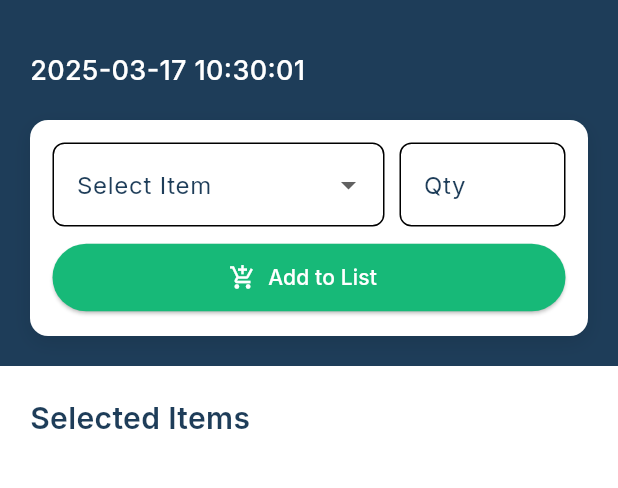
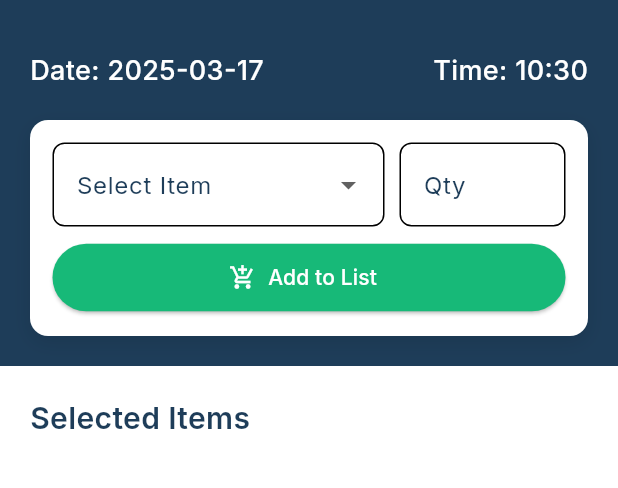
Before and after one commit to Mohammedsafil/BillBro, a Flutter app: the HomePage screen opened directly, on a phone screen of 412 x 824 dp, the part 63-551 px from its top. Run offline on Flutter 3.47's test engine with Material 3 defaults, Android fonts, the phone set to English and light mode, and no system bars; our stand-ins replace google_fonts, pin_code_fields.

```diff
--- a/lib/screens/home_screen.dart
+++ b/lib/screens/home_screen.dart
@@ -13,10 +13,10 @@ class HomePage extends StatefulWidget {
 class _HomePageState extends State<HomePage> {
   late Timer _timer;
   DateTime _currentTime = DateTime.now();
-  // print( _currentTime.toString().substring(0, 19));
   Item? _selectedItem;
   final TextEditingController _quantityController = TextEditingController();
   final List<SelectedItem> _selectedItems = [];
+  final ScrollController _scrollController = ScrollController();
 
   @override
   void initState() {
@@ -32,14 +32,15 @@ class _HomePageState extends State<HomePage> {
   void dispose() {
     _timer.cancel();
     _quantityController.dispose();
+    _scrollController.dispose();
     super.dispose();
   }
 
   void _addItemToList() {
     if (_selectedItem == null) {
-      ScaffoldMessenger.of(context).showSnackBar(
-        const SnackBar(content: Text('Please select an item')),
-      );
+      ScaffoldMessenger.of(
+        context,
+      ).showSnackBar(const SnackBar(content: Text('Please select an item')));
       return;
     }
 
@@ -62,7 +63,19 @@ class _HomePageState extends State<HomePage> {
       _selectedItem = null;
       _quantityController.clear();
     });
+
+    // Scroll to bottom when new item is added
+    Future.delayed(const Duration(milliseconds: 100), () {
+      _scrollController.animateTo(
+        _scrollController.position.maxScrollExtent,
+        duration: const Duration(milliseconds: 300),
+        curve: Curves.easeOut,
+      );
+    });
   }
+
+  double get _totalAmount =>
+      _selectedItems.fold<double>(0, (sum, item) => sum + item.total);
 
   @override
   Widget build(BuildContext context) {
@@ -74,15 +87,10 @@ class _HomePageState extends State<HomePage> {
           style: GoogleFonts.inter(fontWeight: FontWeight.w600),
         ),
         actions: [
-          IconButton(
-            icon: const Icon(Icons.person_outline),
-            onPressed: () {},
-          ),
+          IconButton(icon: const Icon(Icons.person_outline), onPressed: () {}),
         ],
       ),
-      body: SingleChildScrollView(
-        child: Column(
-          crossAxisAlignment: CrossAxisAlignment.start,
+      body: Column(
         children: [
           Container(
             padding: const EdgeInsets.all(20),
@@ -96,7 +104,16 @@ class _HomePageState extends State<HomePage> {
                   mainAxisAlignment: MainAxisAlignment.spaceBetween,
                   children: [
                     Text(
-                        _currentTime.toString().substring(0, 19),
+                      "Date: "+_currentTime.toString().substring(0, 11),
+                      style: GoogleFonts.inter(
+                        fontSize: 18,
+                        fontWeight: FontWeight.w500,
+                        color: Colors.white,
+                      ),
+                    ),
+
+                    Text(
+                      "Time: "+_currentTime.toString().substring(11, 16),
                       style: GoogleFonts.inter(
                         fontSize: 18,
                         fontWeight: FontWeight.w500,
@@ -133,7 +150,8 @@ class _HomePageState extends State<HomePage> {
                                   borderRadius: BorderRadius.circular(8),
                                 ),
                               ),
-                                items: dummyItems.map((Item item) {
+                              items:
+                                  dummyItems.map((Item item) {
                                     return DropdownMenuItem<Item>(
                                       value: item,
                                       child: Text(
@@ -168,12 +186,10 @@ class _HomePageState extends State<HomePage> {
                       ElevatedButton.icon(
                         onPressed: _addItemToList,
                         icon: const Icon(Icons.add_shopping_cart),
-                          label: Text(
-                            'Add to List',
-                            style: GoogleFonts.inter(),
-                          ),
+                        label: Text('Add to List', style: GoogleFonts.inter()),
                         style: ElevatedButton.styleFrom(
-                            backgroundColor: Theme.of(context).colorScheme.secondary,
+                          backgroundColor:
+                              Theme.of(context).colorScheme.secondary,
                           foregroundColor: Colors.white,
                           minimumSize: const Size(double.infinity, 45),
                         ),
@@ -184,8 +200,9 @@ class _HomePageState extends State<HomePage> {
               ],
             ),
           ),
-            Padding(
-              padding: const EdgeInsets.all(20),
+          Expanded(
+            child: Padding(
+              padding: const EdgeInsets.fromLTRB(20, 20, 20, 0),
               child: Column(
                 crossAxisAlignment: CrossAxisAlignment.start,
                 children: [
@@ -198,9 +215,9 @@ class _HomePageState extends State<HomePage> {
                     ),
                   ),
                   const SizedBox(height: 15),
-                  ListView.builder(
-                    shrinkWrap: true,
-                    physics: const NeverScrollableScrollPhysics(),
+                  Expanded(
+                    child: ListView.builder(
+                      controller: _scrollController,
                       itemCount: _selectedItems.length,
                       itemBuilder: (context, index) {
                         final item = _selectedItems[index];
@@ -263,51 +280,60 @@ class _HomePageState extends State<HomePage> {
                         );
                       },
                     ),
-                  if (_selectedItems.isNotEmpty) ...[
-                    const SizedBox(height: 20),
-                    Container(
-                      padding: const EdgeInsets.all(15),
+                  ),
+                ],
+              ),
+            ),
+          ),
+        ],
+      ),
+      bottomNavigationBar:
+          _selectedItems.isNotEmpty
+              ? Container(
+                padding: const EdgeInsets.all(16),
                 decoration: BoxDecoration(
                   color: Theme.of(context).colorScheme.primary,
-                        borderRadius: BorderRadius.circular(12),
+                  boxShadow: [
+                    BoxShadow(
+                      color: Colors.black.withOpacity(0.05),
+                      blurRadius: 10,
+                      offset: const Offset(0, -2),
+                    ),
+                  ],
                 ),
                 child: Row(
                   mainAxisAlignment: MainAxisAlignment.spaceBetween,
                   children: [
+                    Row(
+                      children: [
                         Text(
-                            'Total Amount',
+                          'Total: ',
                           style: GoogleFonts.inter(
-                              fontSize: 18,
-                              fontWeight: FontWeight.w600,
-                              color: Colors.white,
+                            fontSize: 20,
+                            fontWeight: FontWeight.bold,
+                            color: Theme.of(context).colorScheme.onPrimary,
                           ),
                         ),
                         Text(
-                            '₹${_selectedItems.fold<double>(0, (sum, item) => sum + item.total)}',
+                          '₹${_totalAmount.toStringAsFixed(2)}',
                           style: GoogleFonts.inter(
-                              fontSize: 20,
-                              fontWeight: FontWeight.bold,
-                              color: Colors.white,
+                            fontSize: 19,
+                            fontWeight: FontWeight.w400,
+                            color: Theme.of(context).colorScheme.onPrimary
                           ),
                         ),
                       ],
                     ),
-                    ),
-                  ],
-                ],
-              ),
-            ),
-          ],
-        ),
-      ),
-      floatingActionButton: _selectedItems.isNotEmpty
-          ? FloatingActionButton.extended(
+                    FloatingActionButton.extended(
                       onPressed: () {},
                       backgroundColor: Theme.of(context).colorScheme.secondary,
                       icon: const Icon(Icons.receipt_long),
                       label: Text(
                         'Generate Bill',
                         style: GoogleFonts.inter(fontWeight: FontWeight.w600),
+                      ),
+                    ),
+                  ],
                 ),
               )
               : null,
```
Lines whose indentation alone changed are shown as unchanged.
